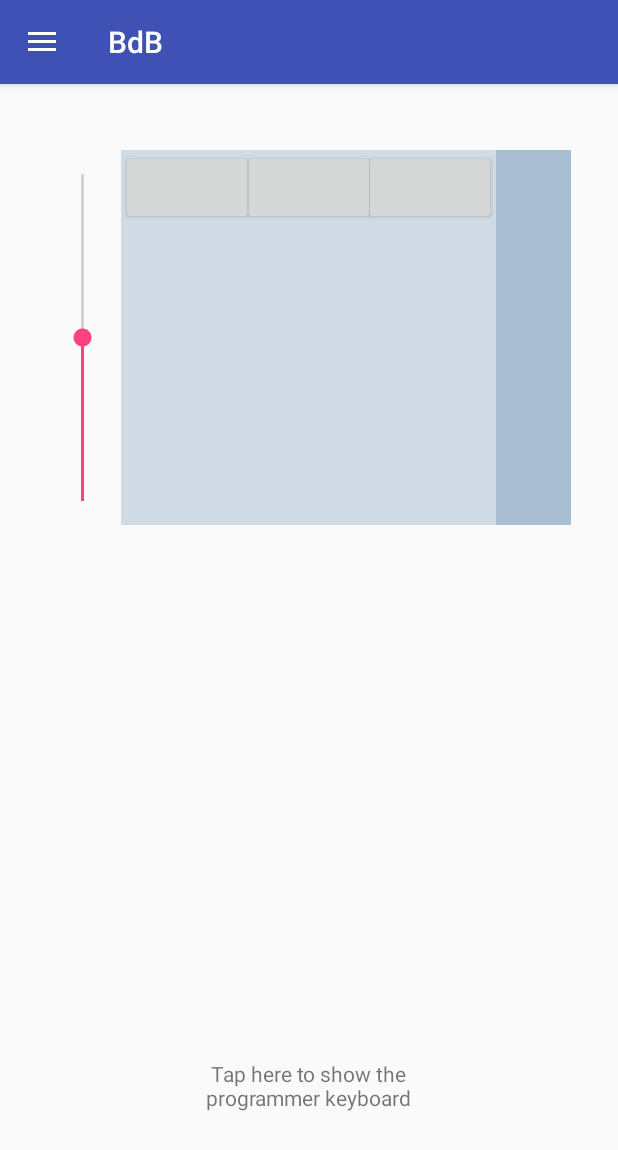
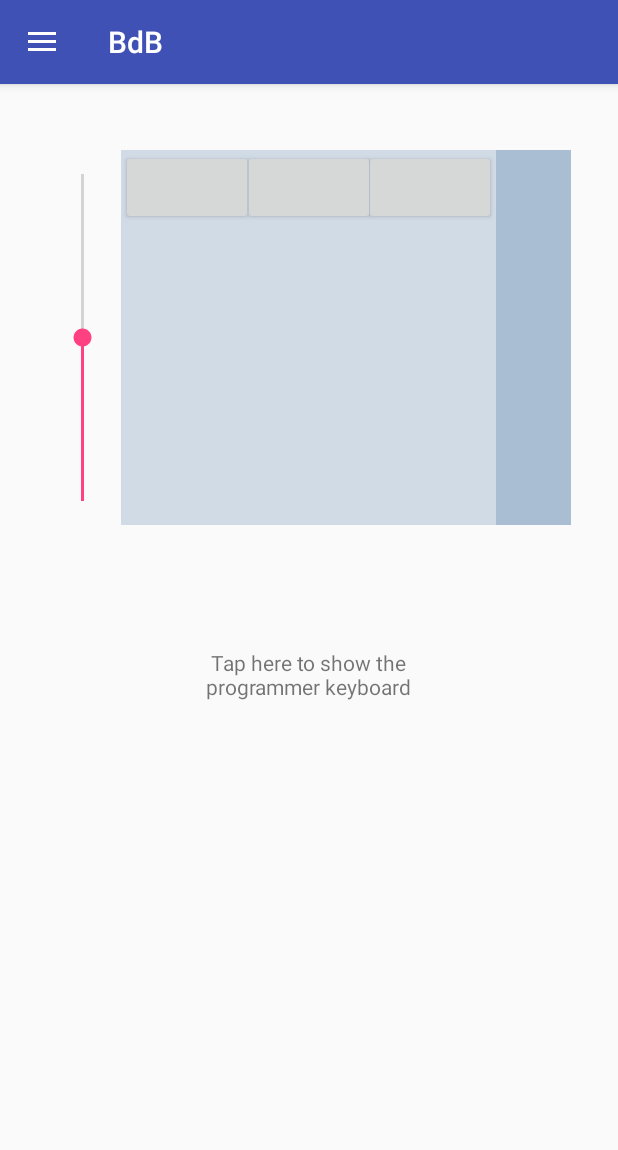
Before and after one commit to gnotomista/BdB, an Android app: the screen it shows after launch (MainActivity), in the side drawer, after a tap on "Mouse/Keyboard", on a phone screen of 412 x 824 dp. Shown: the top 1150 px of the screen. Run offline under Robolectric (Android 15) with nearby library versions, the phone set to English and light mode, and no system bars.

Commit message:
further modifications to the custom keyboard

```diff
--- a/app/src/main/res/layout/mouse_keyboard_fragment.xml
+++ b/app/src/main/res/layout/mouse_keyboard_fragment.xml
@@ -1,16 +1,15 @@
 <?xml version="1.0" encoding="utf-8"?>
-<!--<com.example.gennaro.bdb.KeyboardLayout-->
 <RelativeLayout
     xmlns:android="http://schemas.android.com/apk/res/android"
     android:layout_width="match_parent"
     android:layout_height="match_parent" >
 
     <com.example.gennaro.bdb.TouchView
-        android:layout_width="250dp"
+        android:layout_width="@dimen/touchviewsize"
         android:layout_height="250dp"
         android:id="@+id/touch_view"
+        android:layout_centerHorizontal="true"
         android:layout_alignParentTop="true"
-        android:layout_centerHorizontal="true"
         android:layout_marginTop="100dp"
         android:background="#336699"
         android:alpha=".2" />
@@ -30,17 +29,17 @@
         android:layout_gravity="center"
         android:id="@+id/mouse_sensitivity_seekbar"
         android:progress="50"
-        android:layout_toLeftOf="@+id/touch_view"
-        android:layout_alignTop="@+id/touch_view" />
+        android:layout_alignTop="@+id/touch_view"
+        android:layout_toLeftOf="@+id/touch_view" />
 
     <Button
         android:layout_width="wrap_content"
         android:layout_height="wrap_content"
         android:id="@+id/left_mouse_button"
         android:height="50dp"
-        android:width="80dp"
+        android:width="@dimen/mousebuttonsize"
         android:layout_alignTop="@+id/touch_view"
-        android:layout_alignStart="@+id/touch_view"
+        android:layout_alignLeft="@+id/touch_view"
         android:onClick="onLeftMouseButton" />
 
     <Button
@@ -48,9 +47,9 @@
         android:layout_height="wrap_content"
         android:id="@+id/center_mouse_button"
         android:height="50dp"
-        android:width="80dp"
+        android:width="@dimen/mousebuttonsize"
+        android:layout_centerHorizontal="true"
         android:layout_alignTop="@+id/touch_view"
-        android:layout_centerInParent="true"
         android:onClick="onMiddleMouseButton" />
 
     <Button
@@ -58,9 +57,9 @@
         android:layout_height="wrap_content"
         android:id="@+id/right_mouse_button"
         android:height="50dp"
-        android:width="80dp"
+        android:width="@dimen/mousebuttonsize"
         android:layout_alignTop="@+id/touch_view"
-        android:layout_alignEnd="@+id/touch_view"
+        android:layout_alignRight="@+id/touch_view"
         android:onClick="onRightMouseButton" />
 
     <TextView
@@ -70,9 +69,9 @@
         android:text="Tap here to show the\nprogrammer keyboard"
         android:height="40dp"
         android:width="150dp"
-        android:layout_alignParentBottom="true"
-        android:layout_marginBottom="80dp"
         android:layout_centerHorizontal="true"
+        android:layout_below="@+id/touch_view"
+        android:layout_marginTop="80dp"
         android:gravity="center" />
 
     <com.example.gennaro.bdb.ProgKeyboardView
@@ -92,4 +91,3 @@
         android:keyTextColor="#E95420" />
 
 </RelativeLayout>
-<!--</com.example.gennaro.bdb.KeyboardLayout>-->
--- /dev/null
+++ b/app/src/main/res/values/dimensions.xml
@@ -0,0 +1,5 @@
+<?xml version="1.0" encoding="utf-8"?>
+<resources>
+    <dimen name="touchviewsize">250dp</dimen>
+    <dimen name="mousebuttonsize">80dp</dimen>
+</resources>
--- a/app/src/main/res/xml/prog_keyboard_qwerty.xml
+++ b/app/src/main/res/xml/prog_keyboard_qwerty.xml
@@ -1,7 +1,7 @@
 <?xml version="1.0" encoding="utf-8"?>
 <Keyboard xmlns:android="http://schemas.android.com/apk/res/android"
     android:keyWidth="100%p"
-    android:keyHeight="5%p" >
+    android:keyHeight="5.5%p" >
 
     <Row>
         <Key android:codes="1" android:keyLabel="Esc" android:keyEdgeFlags="left" android:isRepeatable="true" android:keyWidth="7.0000%p">Escape</Key>
```
Also changed, not shown: app/src/main/res/layout/connect_fragment.xml (+32 -20 lines).
